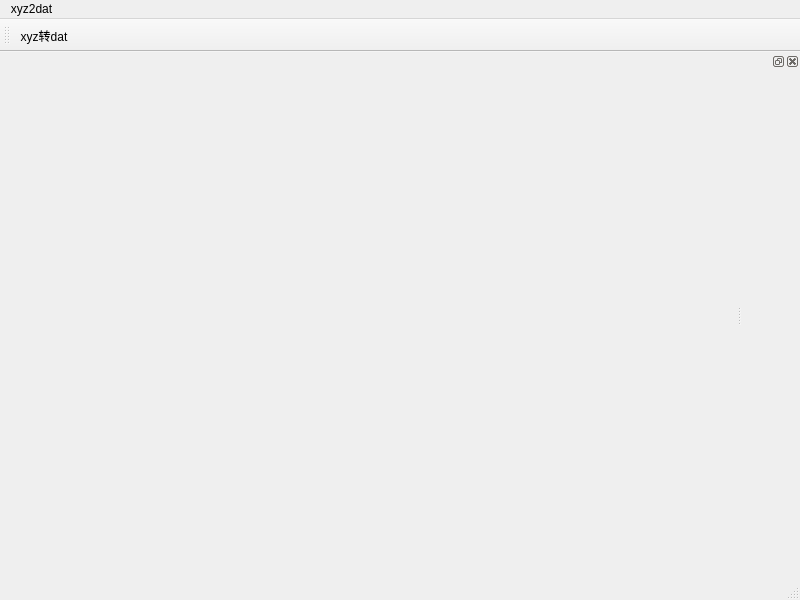
The window that xyz2dat.ui (Jason85wang/xyz2n) describes before a commit, drawn with Qt 5.
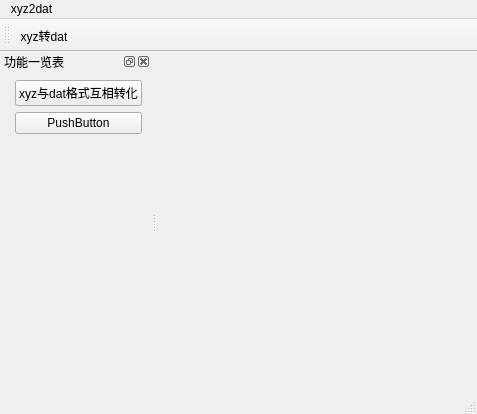
The same window after the commit. Icons and pictures are not drawn.

Diff of the .ui file:
```diff
--- a/xyz2dat.ui
+++ b/xyz2dat.ui
@@ -6,8 +6,8 @@
    <rect>
     <x>0</x>
     <y>0</y>
-    <width>800</width>
-    <height>600</height>
+    <width>477</width>
+    <height>414</height>
    </rect>
   </property>
   <property name="windowTitle">
@@ -23,7 +23,7 @@
     <rect>
      <x>0</x>
      <y>0</y>
-     <width>800</width>
+     <width>477</width>
      <height>22</height>
     </rect>
    </property>
@@ -57,10 +57,33 @@
    <addaction name="Act_axyz2dat"/>
   </widget>
   <widget class="QDockWidget" name="dockWidget">
+   <property name="layoutDirection">
+    <enum>Qt::LeftToRight</enum>
+   </property>
+   <property name="windowTitle">
+    <string>功能一览表</string>
+   </property>
    <attribute name="dockWidgetArea">
-    <number>2</number>
+    <number>1</number>
    </attribute>
-   <widget class="QWidget" name="dockWidgetContents"/>
+   <widget class="QWidget" name="dockWidgetContents">
+    <layout class="QFormLayout" name="formLayout">
+     <item row="0" column="1">
+      <widget class="QPushButton" name="Btn_xyz2dat">
+       <property name="text">
+        <string>xyz与dat格式互相转化</string>
+       </property>
+      </widget>
+     </item>
+     <item row="1" column="1">
+      <widget class="QPushButton" name="Btn_xyzAdd">
+       <property name="text">
+        <string>PushButton</string>
+       </property>
+      </widget>
+     </item>
+    </layout>
+   </widget>
   </widget>
   <action name="Act_axyz2dat">
    <property name="icon">
```
Left out of the diff: 3 changed lines with no effect on the pictures.
